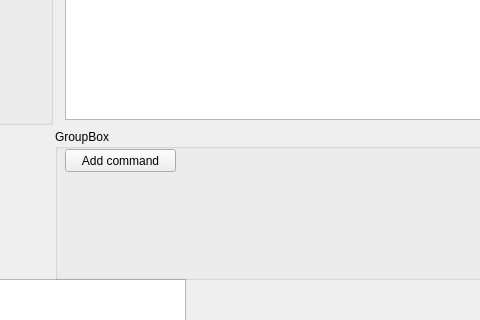
Old version of the form Gui/Win/QWinMainWindowTerminal.ui in the repository hound672/QTerminal; both pictures show x 185 to 665 and y 171 to 491 of the 800 by 600 pixel window.
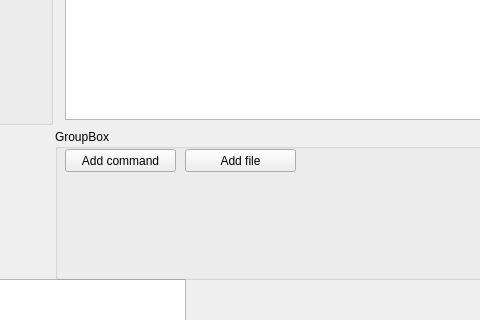
New version of the form.

```diff
--- a/Gui/Win/QWinMainWindowTerminal.ui
+++ b/Gui/Win/QWinMainWindowTerminal.ui
@@ -175,6 +175,22 @@
      </property>
      <layout class="QVBoxLayout" name="listCmds"/>
     </widget>
+    <widget class="QPushButton" name="btnAddFile">
+     <property name="geometry">
+      <rect>
+       <x>130</x>
+       <y>20</y>
+       <width>111</width>
+       <height>23</height>
+      </rect>
+     </property>
+     <property name="accessibleName">
+      <string>file</string>
+     </property>
+     <property name="text">
+      <string>Add file</string>
+     </property>
+    </widget>
    </widget>
    <zorder>groupBox</zorder>
    <zorder>log</zorder>
```
Left out of the diff: 8 changed lines with no effect on the pictures.
